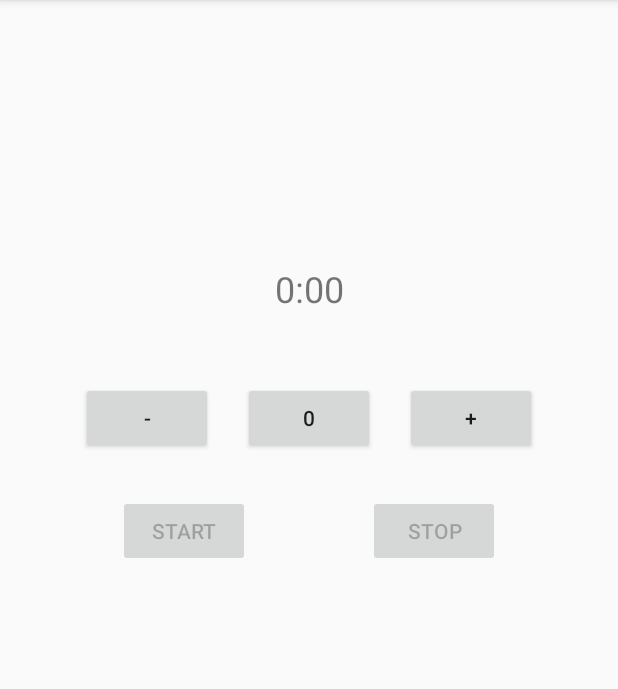
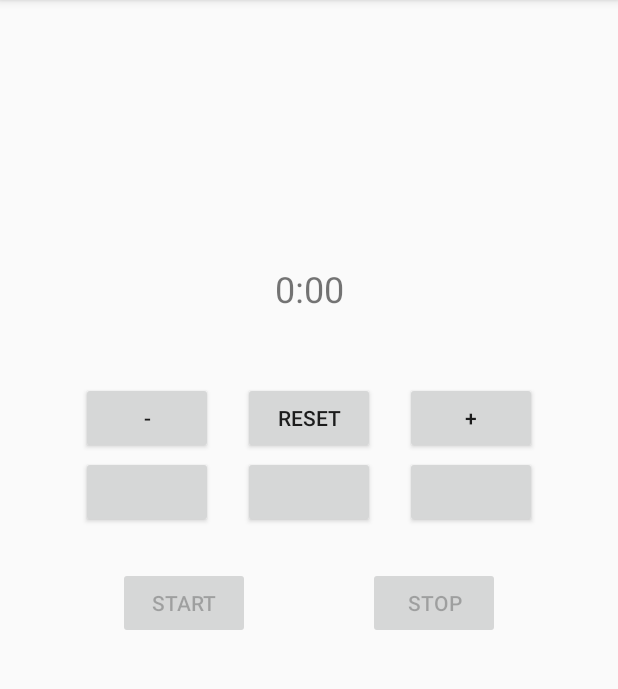
Before and after one commit to JoshSibayan/KitchenTimer, an Android app: the screen it shows after launch (MainActivity), on a phone screen of 412 x 824 dp, the part 84-773 px from its top. Run offline under Robolectric (Android 15) with nearby library versions, the phone set to English and light mode, and no system bars.

Commit message:
Added empty new buttons and fixed string resources

```diff
--- a/app/src/main/res/layout/activity_main.xml
+++ b/app/src/main/res/layout/activity_main.xml
@@ -24,12 +24,12 @@
         app:layout_constraintTop_toTopOf="parent" />
 
     <Button
-        android:id="@+id/button"
+        android:id="@+id/button_reset"
         android:layout_width="wrap_content"
         android:layout_height="wrap_content"
         android:layout_marginTop="46dp"
         android:onClick="onReset"
-        android:text="@string/text0"
+        android:text="@string/text_zero"
         app:layout_constraintLeft_toLeftOf="parent"
         app:layout_constraintRight_toRightOf="parent"
         app:layout_constraintTop_toBottomOf="@+id/display"
@@ -43,9 +43,9 @@
         android:layout_marginLeft="20dp"
         android:layout_marginStart="20dp"
         android:onClick="onClickPlus"
-        android:text="+"
-        app:layout_constraintBaseline_toBaselineOf="@+id/button"
-        app:layout_constraintLeft_toRightOf="@+id/button"
+        android:text="@string/text_plus"
+        app:layout_constraintBaseline_toBaselineOf="@+id/button_reset"
+        app:layout_constraintLeft_toRightOf="@+id/button_reset"
         tools:layout_constraintBaseline_creator="1"
         tools:layout_constraintLeft_creator="1" />
 
@@ -56,9 +56,9 @@
         android:layout_marginEnd="20dp"
         android:layout_marginRight="20dp"
         android:onClick="onClickMinus"
-        android:text="-"
-        app:layout_constraintBaseline_toBaselineOf="@+id/button"
-        app:layout_constraintRight_toLeftOf="@+id/button"
+        android:text="@string/text_minus"
+        app:layout_constraintBaseline_toBaselineOf="@+id/button_reset"
+        app:layout_constraintRight_toLeftOf="@+id/button_reset"
         tools:layout_constraintBaseline_creator="1" />
 
     <Button
@@ -66,7 +66,7 @@
         android:layout_width="wrap_content"
         android:layout_height="wrap_content"
         android:onClick="onClickStart"
-        android:text="Start"
+        android:text="@string/text_start"
         app:layout_constraintBaseline_toBaselineOf="@+id/button_stop"
         app:layout_constraintLeft_toLeftOf="parent"
         app:layout_constraintRight_toLeftOf="@+id/button_stop"
@@ -76,9 +76,9 @@
         android:id="@+id/button_stop"
         android:layout_width="wrap_content"
         android:layout_height="wrap_content"
-        android:layout_marginTop="27dp"
+        android:layout_marginTop="75dp"
         android:onClick="onClickStop"
-        android:text="Stop"
+        android:text="@string/text_stop"
         app:layout_constraintLeft_toRightOf="@+id/button_start"
         app:layout_constraintRight_toRightOf="parent"
         app:layout_constraintTop_toBottomOf="@+id/button_plus"
@@ -86,5 +86,42 @@
 
     <!-- New Buttons -->
 
+    <Button
+        android:id="@+id/preset1"
+        android:layout_width="wrap_content"
+        android:layout_height="wrap_content"
+        android:layout_marginTop="95dp"
+        android:onClick=""
+        android:text=""
+        app:layout_constraintLeft_toLeftOf="parent"
+        app:layout_constraintRight_toRightOf="parent"
+        app:layout_constraintTop_toBottomOf="@+id/display"
+        tools:layout_constraintLeft_creator="1"
+        tools:layout_constraintRight_creator="1" />
+
+    <Button
+        android:id="@+id/preset2"
+        android:layout_width="wrap_content"
+        android:layout_height="wrap_content"
+        android:layout_marginLeft="20dp"
+        android:layout_marginStart="20dp"
+        android:onClick=""
+        android:text=""
+        app:layout_constraintBaseline_toBaselineOf="@+id/preset1"
+        app:layout_constraintLeft_toRightOf="@+id/preset1"
+        tools:layout_constraintBaseline_creator="1"
+        tools:layout_constraintLeft_creator="1" />
+
+    <Button
+        android:id="@+id/preset3"
+        android:layout_width="wrap_content"
+        android:layout_height="wrap_content"
+        android:layout_marginEnd="20dp"
+        android:layout_marginRight="20dp"
+        android:onClick=""
+        android:text=""
+        app:layout_constraintBaseline_toBaselineOf="@+id/preset1"
+        app:layout_constraintRight_toLeftOf="@+id/preset1"
+        tools:layout_constraintBaseline_creator="1" />
 
 </android.support.constraint.ConstraintLayout>
--- a/app/src/main/res/values/strings.xml
+++ b/app/src/main/res/values/strings.xml
@@ -1,4 +1,8 @@
 <resources>
     <string name="app_name">KitchenTimer</string>
-    <string name="text0">0</string>
+    <string name="text_zero">Reset</string>
+    <string name="text_plus">+</string>
+    <string name="text_minus">-</string>
+    <string name="text_start">Start</string>
+    <string name="text_stop">Stop</string>
 </resources>
```
